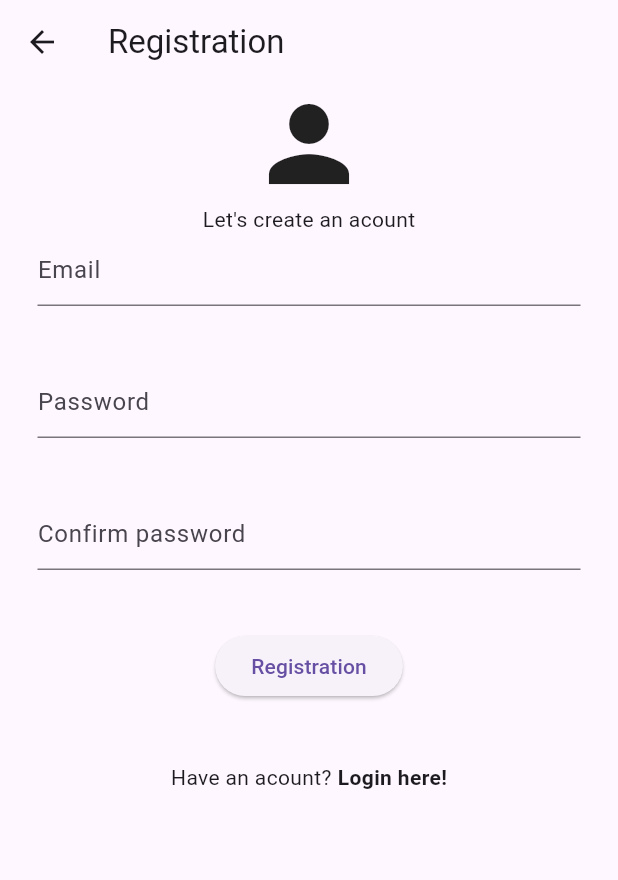
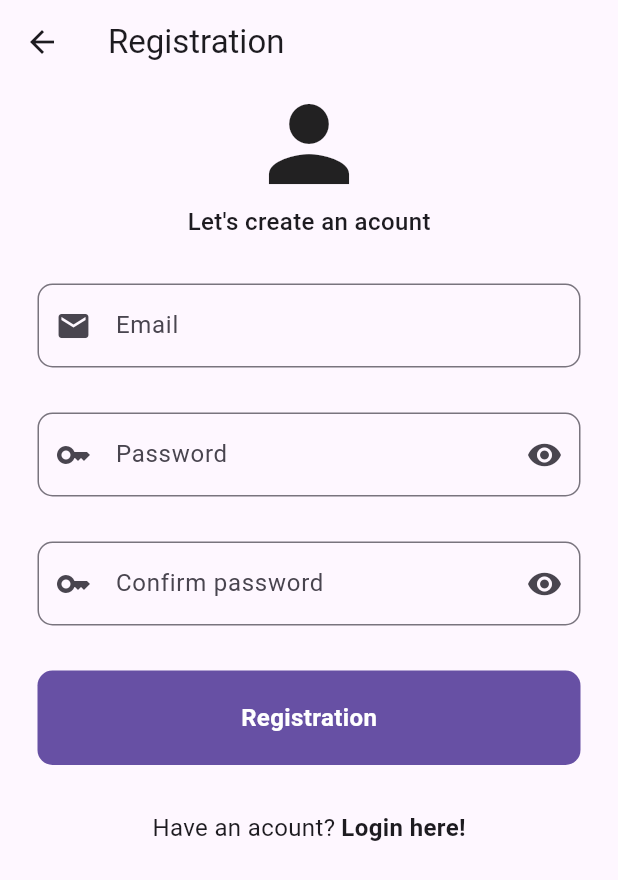
Before and after one commit to LRunt/Note-appliaction, a Flutter app: the RegisterPage screen opened directly with empty values, on a phone screen of 412 x 824 dp. Shown: the top 880 px of the screen. Run offline on Flutter 3.47's test engine with Material 3 defaults, Android fonts, the phone set to English and light mode, and no system bars; our stand-ins replace cloud_firestore, firebase_auth, firebase_core, hive, hive_flutter; missing offline and left inert: flutter_fancy_tree_view, flutter_quill; accounts and stored records are empty; generated files the repository leaves out were written again; network calls fail.

Commit message:
improves registration page

```diff
--- a/notes/lib/components/myTextField.dart
+++ b/notes/lib/components/myTextField.dart
@@ -2,12 +2,23 @@ import 'package:flutter/material.dart';
 
 import 'package:notes/assets/constants.dart';
 
+/// Class [MyTextField] create styled [TextField].
+///
+/// My own designed textField, it has Icon that show that can helps with orientation.
 class MyTextField extends StatefulWidget {
+  /// Indicates if the textField will be used for password or not.
   final bool isPasswordField;
+
+  /// Placeholder text that will be shown inside the textField.
   final String hint;
+
+  /// Controller of the textField. Allows external control of the textField text.
   final TextEditingController controller;
+
+  /// Icon that will be displayed at the beginning of the textField.
   final Icon pefIcon;
 
+  /// Constructor of the class [MyTextField]
   const MyTextField(
       {Key? key,
       required this.isPasswordField,
@@ -17,18 +28,21 @@ class MyTextField extends StatefulWidget {
       : super(key: key);
 
   @override
-  _MyTextFieldState createState() => _MyTextFieldState();
+  State<MyTextField> createState() => _MyTextFieldState();
 }
 
 class _MyTextFieldState extends State<MyTextField> {
-  bool isVisible = false;
+  /// State if the text inside password textField is visible or not.
+  bool isVisible = true;
 
+  /// Changes the visibility of the text inside a textField used to enter password
   void changeVisibility() {
     setState(() {
       isVisible = !isVisible;
     });
   }
 
+  /// Builds the UI of the [TextField].
   @override
   Widget build(BuildContext context) {
     return TextField(
--- a/notes/lib/screens/register.dart
+++ b/notes/lib/screens/register.dart
@@ -1,7 +1,9 @@
-import 'package:firebase_auth/firebase_auth.dart';
 import 'package:flutter/material.dart';
 import 'dart:developer';
 import 'package:flutter_gen/gen_l10n/app_localizations.dart';
+import 'package:notes/components/componentUtils.dart';
+import 'package:notes/components/myButton.dart';
+import 'package:notes/components/myTextField.dart';
 import 'package:notes/services/AuthentificationService.dart';
 
 /// A StatefulWidget that provides a user interface for registering a new user.
@@ -23,6 +25,8 @@ class RegisterPage extends StatefulWidget {
 
 class _RegisterFormState extends State<RegisterPage> {
   final AuthentificationService _authService = AuthentificationService();
+
+  final ComponentUtils utils = ComponentUtils();
 
   /// Controller for the email input field.
   final emailController = TextEditingController();
@@ -51,24 +55,29 @@ class _RegisterFormState extends State<RegisterPage> {
   void register() async {
     String password = passwordController.text.trim();
     String confirmPassword = confirmPasswordController.text.trim();
+    String errorMessage = "";
+    utils.getProgressIndicator(context);
     if (password == confirmPassword) {
       try {
         await _authService.register(emailController.text.trim(), password);
         log("New user created!");
+        // Pop the CircularProgressIndicator
         Navigator.pop(context);
-      } on FirebaseException catch (e) {
-        if (e.code == 'weak-password') {
-          log("The password provided is too weak.");
-        } else if (e.code == 'email-already-in-use') {
-          log("An account already exists for that email.");
-        } else {
-          log("Error while trying to register: ${e.code} - ${e.message}");
-        }
-      } catch (e) {
-        log("General error while trying to register: $e");
+        // Go back to the main screen
+        Navigator.pop(context);
+      } catch (errorCode) {
+        String errorMessage =
+            _authService.getErrorMessage(errorCode.toString(), context);
+        // Pop the CircularProgressIndicator
+        Navigator.pop(context);
+        log("Error: $errorMessage");
+        utils.getSnackBarError(context, errorMessage.toString());
       }
     } else {
-      log("Passwords do not match.");
+      Navigator.pop(context);
+      errorMessage = AppLocalizations.of(context)!.differentPasswords;
+      utils.getSnackBarError(context, errorMessage.toString());
+      log("Error: $errorMessage");
     }
   }
 
@@ -79,69 +88,81 @@ class _RegisterFormState extends State<RegisterPage> {
       appBar: AppBar(
         title: Text(AppLocalizations.of(context)!.registration),
       ),
-      body: Center(
-        child: Padding(
+      body: SingleChildScrollView(
+        child: Center(
+          child: Padding(
             padding: const EdgeInsets.symmetric(horizontal: 25.0),
             child: Column(
               children: [
                 const Icon(Icons.person, size: 80),
-                Text(AppLocalizations.of(context)!.registrationText),
-                TextField(
-                  decoration: InputDecoration(
-                    hintText: AppLocalizations.of(context)!.email,
+                Text(
+                  AppLocalizations.of(context)!.registrationText,
+                  style: const TextStyle(
+                    fontSize: 16,
+                    fontWeight: FontWeight.w500,
                   ),
-                  controller: emailController,
                 ),
                 const SizedBox(
-                  height: 40,
+                  height: 30,
                 ),
-                TextField(
-                  obscureText: true,
-                  obscuringCharacter: "*",
-                  decoration: InputDecoration(
-                    hintText: AppLocalizations.of(context)!.password,
-                  ),
-                  controller: passwordController,
+                MyTextField(
+                    isPasswordField: false,
+                    hint: AppLocalizations.of(context)!.email,
+                    controller: emailController,
+                    pefIcon: const Icon(Icons.email)),
+                const SizedBox(
+                  height: 30,
                 ),
+                MyTextField(
+                    isPasswordField: true,
+                    hint: AppLocalizations.of(context)!.password,
+                    controller: passwordController,
+                    pefIcon: const Icon(Icons.key)),
                 const SizedBox(
-                  height: 40,
+                  height: 30,
                 ),
-                TextField(
-                  obscureText: true,
-                  obscuringCharacter: "*",
-                  decoration: InputDecoration(
-                    hintText: AppLocalizations.of(context)!.passwordConfirm,
-                  ),
-                  controller: confirmPasswordController,
+                MyTextField(
+                    isPasswordField: true,
+                    hint: AppLocalizations.of(context)!.passwordConfirm,
+                    controller: confirmPasswordController,
+                    pefIcon: const Icon(Icons.key)),
+                const SizedBox(
+                  height: 30,
                 ),
+                MyButton(
+                    onTap: () {
+                      register();
+                    },
+                    text: AppLocalizations.of(context)!.registration),
                 const SizedBox(
-                  height: 40,
-                ),
-                ElevatedButton(
-                  onPressed: () {
-                    register();
-                  },
-                  child: Text(AppLocalizations.of(context)!.registration),
-                ),
-                const SizedBox(
-                  height: 40,
+                  height: 30,
                 ),
                 Row(
                   mainAxisAlignment: MainAxisAlignment.center,
                   children: [
-                    Text(AppLocalizations.of(context)!.haveAccount),
+                    Text(
+                      AppLocalizations.of(context)!.haveAccount,
+                      style: const TextStyle(
+                        fontSize: 16,
+                      ),
+                    ),
                     const SizedBox(width: 4),
                     GestureDetector(
                       onTap: widget.onTap,
                       child: Text(
                         AppLocalizations.of(context)!.loginHere,
-                        style: const TextStyle(fontWeight: FontWeight.bold),
+                        style: const TextStyle(
+                          fontWeight: FontWeight.bold,
+                          fontSize: 16,
+                        ),
                       ),
                     ),
                   ],
                 ),
               ],
-            )),
+            ),
+          ),
+        ),
       ),
     );
   }
```
Also changed, not shown: notes/lib/components/myButton.dart (+8 -0 lines), notes/lib/l10n/app_cs.arb (+5 -2 lines), notes/lib/l10n/app_en.arb (+13 -0 lines), notes/lib/screens/login.dart (+19 -16 lines), notes/lib/services/authentificationService.dart (+18 -2 lines).
